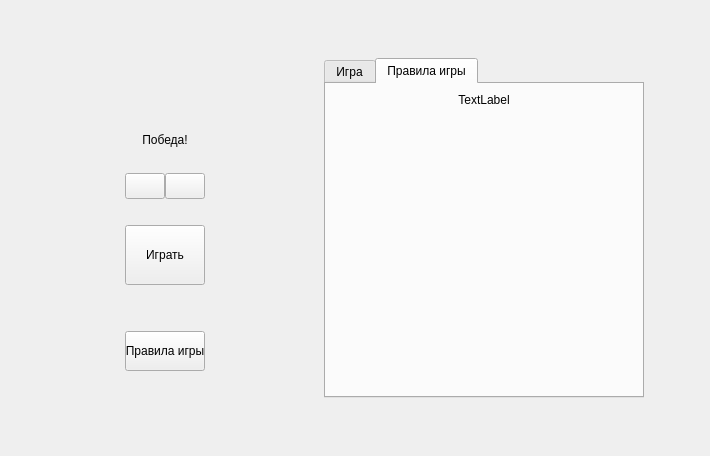
Old version of the form Project/widget.ui in the repository HmmAnchy/A-C-project.
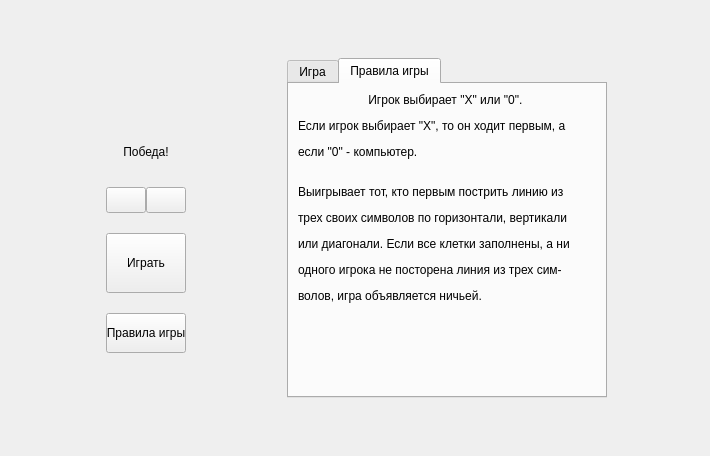
New version of the form. The open tabs and pages were chosen to show the change. Icons and pictures are not drawn.

The edit to the form file:
```diff
--- a/Project/widget.ui
+++ b/Project/widget.ui
@@ -38,6 +38,9 @@
      <property name="orientation">
       <enum>Qt::Horizontal</enum>
      </property>
+     <property name="sizeType">
+      <enum>QSizePolicy::Fixed</enum>
+     </property>
      <property name="sizeHint" stdset="0">
       <size>
        <width>40</width>
@@ -48,6 +51,9 @@
    </item>
    <item>
     <layout class="QVBoxLayout" name="verticalLayout_5">
+     <property name="spacing">
+      <number>20</number>
+     </property>
      <item>
       <spacer name="verticalSpacer_3">
        <property name="orientation">
@@ -79,22 +85,6 @@
        </property>
       </widget>
      </item>
-     <item>
-      <spacer name="verticalSpacer_2">
-       <property name="orientation">
-        <enum>Qt::Vertical</enum>
-       </property>
-       <property name="sizeType">
-        <enum>QSizePolicy::Fixed</enum>
-       </property>
-       <property name="sizeHint" stdset="0">
-        <size>
-         <width>0</width>
-         <height>20</height>
-        </size>
-       </property>
-      </spacer>
-     </item>
      <item>
       <widget class="QLabel" name="messageLabel">
        <property name="sizePolicy">
@@ -117,22 +107,6 @@
        </property>
       </widget>
      </item>
-     <item>
-      <spacer name="verticalSpacer">
-       <property name="orientation">
-        <enum>Qt::Vertical</enum>
-       </property>
-       <property name="sizeType">
-        <enum>QSizePolicy::Fixed</enum>
-       </property>
-       <property name="sizeHint" stdset="0">
-        <size>
-         <width>0</width>
-         <height>12</height>
-        </size>
-       </property>
-      </spacer>
-     </item>
      <item>
       <layout class="QHBoxLayout" name="horizontalLayout_3">
        <property name="spacing">
@@ -166,22 +140,6 @@
        </item>
       </layout>
      </item>
-     <item>
-      <spacer name="verticalSpacer_10">
-       <property name="orientation">
-        <enum>Qt::Vertical</enum>
-       </property>
-       <property name="sizeType">
-        <enum>QSizePolicy::Fixed</enum>
-       </property>
-       <property name="sizeHint" stdset="0">
-        <size>
-         <width>20</width>
-         <height>20</height>
-        </size>
-       </property>
-      </spacer>
-     </item>
      <item>
       <widget class="QPushButton" name="startButton">
        <property name="minimumSize">
@@ -204,22 +162,6 @@
        </property>
       </widget>
      </item>
-     <item>
-      <spacer name="verticalSpacer_11">
-       <property name="orientation">
-        <enum>Qt::Vertical</enum>
-       </property>
-       <property name="sizeType">
-        <enum>QSizePolicy::Fixed</enum>
-       </property>
-       <property name="sizeHint" stdset="0">
-        <size>
-         <width>20</width>
-         <height>40</height>
-        </size>
-       </property>
-      </spacer>
-     </item>
      <item>
       <widget class="QPushButton" name="aboutButton">
        <property name="minimumSize">
@@ -250,7 +192,7 @@
        <property name="sizeHint" stdset="0">
         <size>
          <width>20</width>
-         <height>20</height>
+         <height>40</height>
         </size>
        </property>
       </spacer>
@@ -263,7 +205,7 @@
       <enum>Qt::Horizontal</enum>
      </property>
      <property name="sizeType">
-      <enum>QSizePolicy::Expanding</enum>
+      <enum>QSizePolicy::Fixed</enum>
      </property>
      <property name="sizeHint" stdset="0">
       <size>
@@ -503,10 +445,10 @@
        <item>
         <widget class="QLabel" name="label">
          <property name="text">
-          <string>TextLabel</string>
+          <string>&lt;html&gt;&lt;head/&gt;&lt;body&gt;&lt;p align=&quot;center&quot;&gt;Игрок выбирает &amp;quot;X&amp;quot; или &amp;quot;0&amp;quot;. &lt;/p&gt;&lt;p&gt;Если игрок выбирает &amp;quot;X&amp;quot;, то он ходит первым, а &lt;/p&gt;&lt;p&gt;если &amp;quot;0&amp;quot; - компьютер.&lt;/p&gt;&lt;p&gt;&lt;br/&gt;Выигрывает тот, кто первым пострить линию из&lt;/p&gt;&lt;p&gt;трех своих символов по горизонтали, вертикали&lt;/p&gt;&lt;p&gt;или диагонали. Если все клетки заполнены, а ни&lt;/p&gt;&lt;p&gt;одного игрока не посторена линия из трех сим-&lt;/p&gt;&lt;p&gt;волов, игра объявляется ничьей.&lt;/p&gt;&lt;p&gt;&lt;br/&gt;&lt;/p&gt;&lt;/body&gt;&lt;/html&gt;</string>
          </property>
          <property name="alignment">
-          <set>Qt::AlignHCenter|Qt::AlignTop</set>
+          <set>Qt::AlignLeading|Qt::AlignLeft|Qt::AlignTop</set>
          </property>
         </widget>
        </item>
@@ -524,7 +466,7 @@
      </property>
      <property name="sizeHint" stdset="0">
       <size>
-       <width>55</width>
+       <width>35</width>
        <height>20</height>
       </size>
      </property>
```
Left out of the diff: 4 changed lines with no effect on the pictures.
